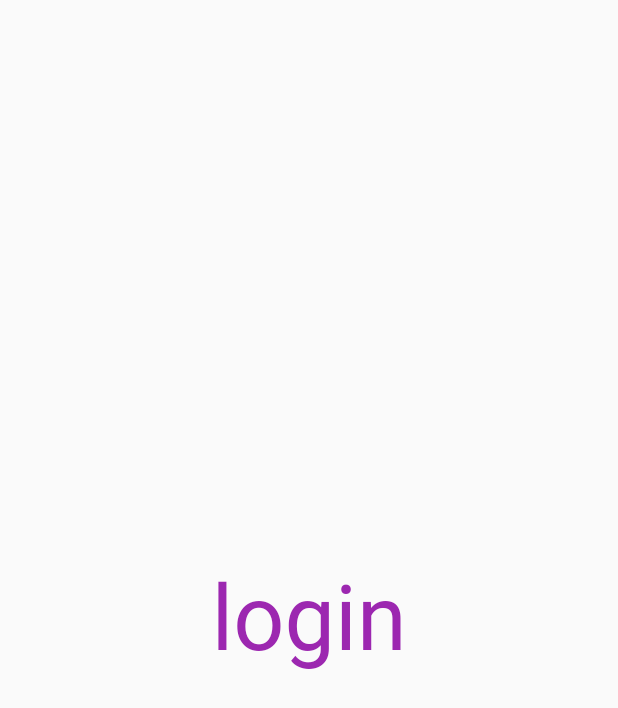
After one commit to kush-cod/flutterrev, a Flutter app: the screen it shows after launch, on a phone screen of 412 x 824 dp. The commit adds this screen. Shown: the top 708 px of the screen. Run offline on Flutter 3.47's test engine with Material 2 defaults, Android fonts, the light colour scheme and no system bars.

Commit message:
day 3 commit

```diff
--- a/lib/main.dart
+++ b/lib/main.dart
@@ -1,5 +1,6 @@
+import 'package:atrain/pages/login.dart';
 import 'package:flutter/material.dart';
-import 'home_page.dart';
+import 'pages/home_page.dart';
 
 void main() => runApp(MyApp());
 
@@ -7,7 +8,20 @@ class MyApp extends StatelessWidget {
   @override
   Widget build(BuildContext context) {
     return MaterialApp(
-   home: HomePage(),
+      themeMode: ThemeMode.light,
+      darkTheme: ThemeData(
+        brightness: Brightness.dark,
+        primarySwatch: Colors.blueGrey,
+      ),
+      theme: ThemeData(
+        primarySwatch: Colors.deepOrange,
+      ),
+      initialRoute: "/Login",
+      routes: {
+        "/": (context) => HomePage(),
+        "/Home": (context) => HomePage(),
+        "/Login": (context) => Login(),
+      },
     );
   }
 }
--- /dev/null
+++ b/lib/pages/login.dart
@@ -0,0 +1,20 @@
+import 'package:flutter/material.dart';
+
+class Login extends StatelessWidget {
+  @override
+  Widget build(BuildContext context) {
+    return Scaffold(
+      body: Center(
+        child: Text(
+          'login',
+          style: TextStyle(
+            color: Colors.purple,
+            fontSize: 30,
+          ),
+          textScaleFactor: 2,
+          textDirection: TextDirection.rtl,
+        ),
+      ),
+    );
+  }
+}
```
Also changed, not shown: lib/pages/home_page.dart (renamed from lib/home_page.dart).
